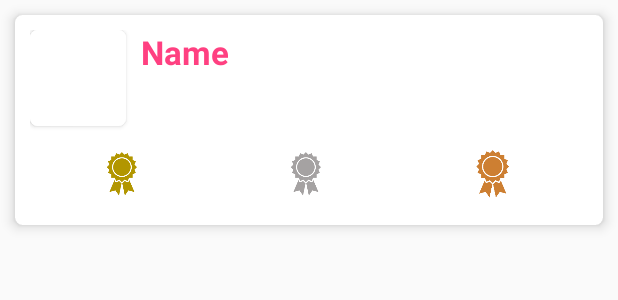
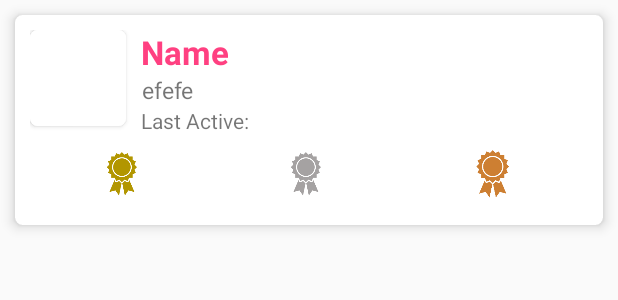
Before and after one commit to bharv410/StackOverflowProj, an Android app: the layout user_list_item.xml on its own in the app's theme, with its tools: preview values and no code run, on a phone screen of 412 x 824 dp. Shown: the top 300 px of the screen. Run offline under Robolectric (Android 15) with nearby library versions, the phone set to English and light mode, and no system bars.

```diff
--- a/app/src/main/java/com/benharvey/stackoverflowusers/views/UserListItemViewHolder.java
+++ b/app/src/main/java/com/benharvey/stackoverflowusers/views/UserListItemViewHolder.java
@@ -13,7 +13,7 @@ import com.benharvey.stackoverflowusers.R;
 
 public class UserListItemViewHolder extends RecyclerView.ViewHolder {
 
-    public TextView nameTxt, goldBadgeTxt, silverBadgeTxt, bronzeBadgeTxt, locationTxt;
+    public TextView nameTxt, goldBadgeTxt, silverBadgeTxt, bronzeBadgeTxt, locationTxt, lastActiveTxt;
     public ImageView img;
 
     public UserListItemViewHolder(View itemView) {
@@ -24,6 +24,7 @@ public class UserListItemViewHolder extends RecyclerView.ViewHolder {
         silverBadgeTxt = (TextView) itemView.findViewById(R.id.silverBadgeTxt);
         bronzeBadgeTxt = (TextView) itemView.findViewById(R.id.bronzeBadgeTxt);
         locationTxt = (TextView) itemView.findViewById(R.id.locationTxt);
+        lastActiveTxt = (TextView) itemView.findViewById(R.id.lastActiveTxt);
         img = (ImageView) itemView.findViewById(R.id.userListItemGravatar);
     }
 }
--- a/app/src/main/res/layout/user_list_item.xml
+++ b/app/src/main/res/layout/user_list_item.xml
@@ -106,8 +106,17 @@
             android:layout_height="wrap_content"
             android:gravity="center_horizontal"
             android:textSize="15sp"
+            android:text="efefe"
             app:layout_constraintStart_toStartOf="@+id/nameTxt"
             app:layout_constraintTop_toBottomOf="@+id/nameTxt"/>
 
+        <TextView
+            android:id="@+id/lastActiveTxt"
+            android:layout_width="wrap_content"
+            android:layout_height="wrap_content"
+            android:text="Last Active: "
+            app:layout_constraintStart_toStartOf="@+id/locationTxt"
+            app:layout_constraintTop_toBottomOf="@+id/locationTxt" />
+
     </android.support.constraint.ConstraintLayout>
 </android.support.v7.widget.CardView>
```
Also changed, not shown: app/src/main/java/com/benharvey/stackoverflowusers/Utils.java (added, +19 -0 lines), app/src/main/java/com/benharvey/stackoverflowusers/presenters/UsersListAdapter.java (+33 -0 lines).
